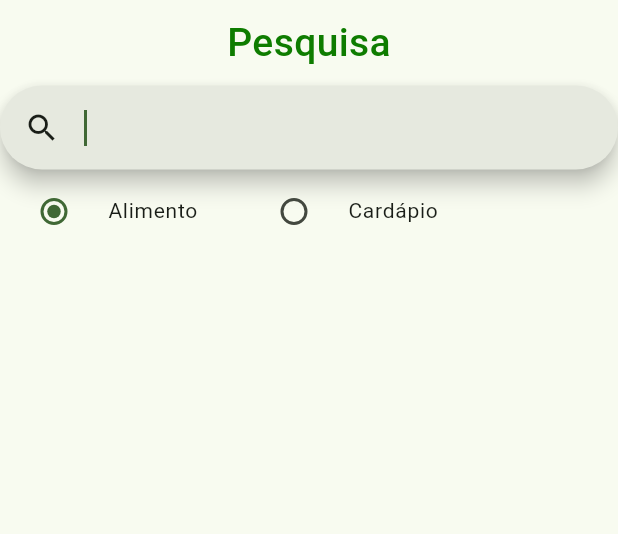
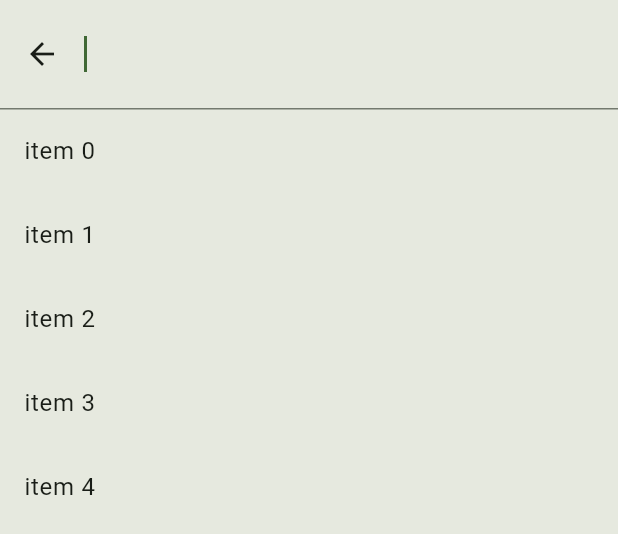
Before and after one commit to silva-luiz/app-nutricao, a Flutter app: the SearchPage widget shown alone on an empty page, opened directly, after a tap on the "search" icon, on a phone screen of 412 x 824 dp. Shown: the top 534 px of the screen. Run offline on Flutter 3.47's test engine with Material 3 defaults, Android fonts, the phone set to English and light mode, and no system bars; our stand-ins replace image_picker, sqflite; accounts and stored records are empty; statements that could not run were skipped.

Commit message:
search screen added

```diff
--- a/lib/pages/search.dart
+++ b/lib/pages/search.dart
@@ -7,21 +7,24 @@ class SearchPage extends StatelessWidget {
 
   @override
   Widget build(BuildContext context) {
-    return const SingleChildScrollView(
+    return SingleChildScrollView(
       child: Column(
         children: [
-          Padding(
+          const Padding(
             padding: EdgeInsets.all(10.0),
             child: Text(
               "Pesquisa",
               style: TextStyle(
                   fontWeight: FontWeight.w500,
                   fontSize: 26,
-                  color: AppColors.primaryColor), ),
+                  color: AppColors.primaryColor),
             ),
-            SearchBar(
+          ),
+          SearchAnchor(
+            builder: (BuildContext context, SearchController controller) {
+              return SearchBar(
                 controller: controller,
-              padding: const MaterialStatePropertyAll<EdgeInsets>(
+                padding: const WidgetStatePropertyAll<EdgeInsets>(
                     EdgeInsets.symmetric(horizontal: 16.0)),
                 onTap: () {
                   controller.openView();
@@ -30,8 +33,23 @@ class SearchPage extends StatelessWidget {
                   controller.openView();
                 },
                 leading: const Icon(Icons.search),
+              );
+            },
+            suggestionsBuilder:
+                (BuildContext context, SearchController controller) {
+              return List<ListTile>.generate(
+                5,
+                (int index) {
+                  final String item = 'item $index';
+                  return ListTile(
+                    title: Text(item),
+                    onTap: () {},
+                  );
+                },
+              );
+            },
           ),
-            SearchTypeRadio(),
+          const SearchTypeRadio(),
         ],
       ),
     );
```
Also changed, not shown: pubspec.lock. Lines whose indentation alone changed are shown as unchanged.
